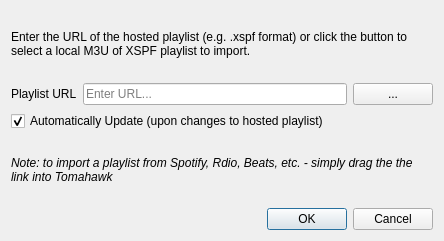
First picture: the form in src/tomahawk/dialogs/LoadXSPFDialog.ui, repository tomahawk-player/tomahawk, before the edit.
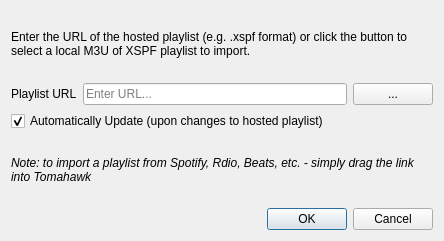
Second picture: the form after the edit.

Patch:
```diff
--- a/src/tomahawk/dialogs/LoadXSPFDialog.ui
+++ b/src/tomahawk/dialogs/LoadXSPFDialog.ui
@@ -73,7 +73,7 @@
       </font>
      </property>
      <property name="text">
-      <string>Note: to import a playlist from Spotify, Rdio, Beats, etc. - simply drag the the link into Tomahawk</string>
+      <string>Note: to import a playlist from Spotify, Rdio, Beats, etc. - simply drag the link into Tomahawk</string>
      </property>
      <property name="wordWrap">
       <bool>true</bool>
```
